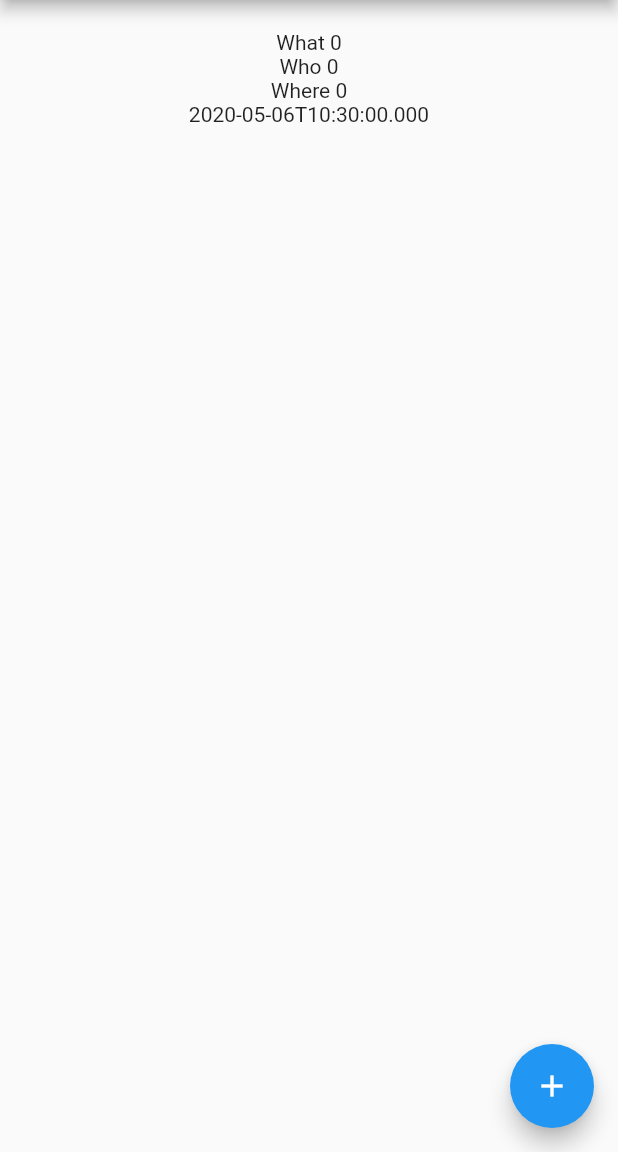
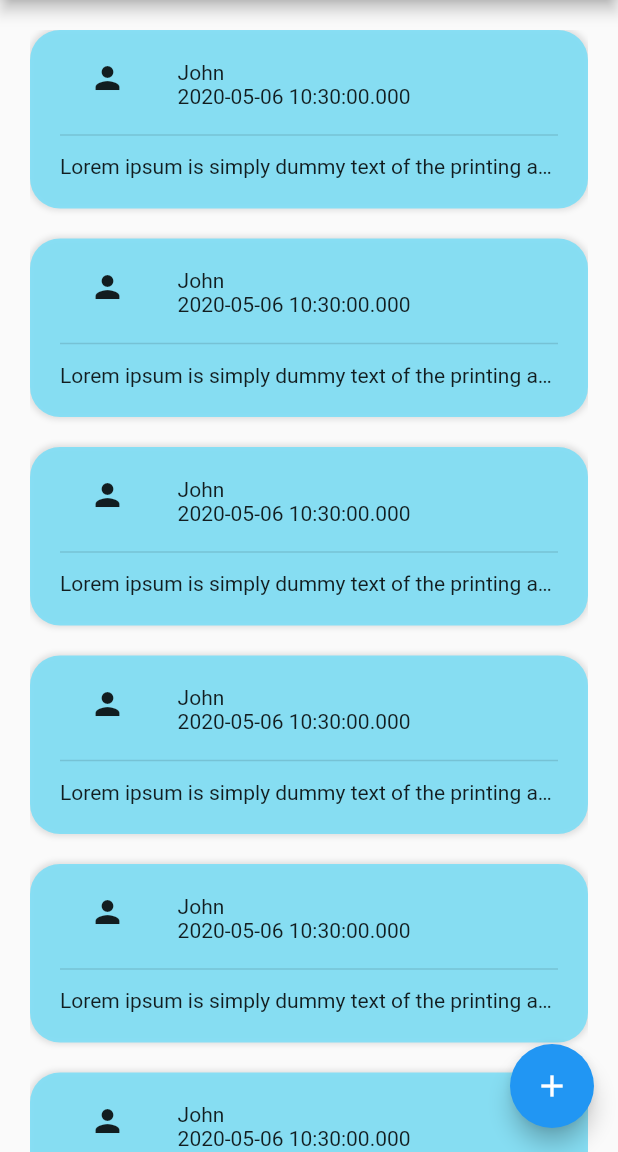
Before and after one commit to Libranner/feed_app, a Flutter app: the screen it shows after launch, on a phone screen of 412 x 824 dp, the part 84-1236 px from its top. Run offline on Flutter 3.47's test engine with Material 2 defaults, Android fonts, the phone set to English and light mode, and no system bars; our stand-ins replace bloc, datetime_picker_formfield, equatable, flutter_bloc.

Commit message:
UI improvements

```diff
--- a/lib/screens/feed_screen.dart
+++ b/lib/screens/feed_screen.dart
@@ -46,9 +46,6 @@ class _FeedScreenState extends State<FeedScreen> {
       useRootNavigator: false,
     );
 
-    print(activity);
-    print(_currentFeed);
-
     if (activity != null) {
       _feedBloc.add(AddActivityToFeed(
         feed: _currentFeed,
@@ -81,7 +78,7 @@ class _FeedScreenState extends State<FeedScreen> {
         if (state is FeedLoaded) {
           _currentFeed = state.feed;
           return Padding(
-            padding: const EdgeInsets.all(20.0),
+            padding: const EdgeInsets.fromLTRB(20.0, 20.0, 20.0, 0.0),
             child: ListView.separated(
               itemBuilder: (_, index) => _buildActivityContainer(
                 state.feed.activities[index],
@@ -123,13 +120,61 @@ class _FeedScreenState extends State<FeedScreen> {
               : _showActivityDetail(activity);
         },
         child: Container(
-          child: Column(
-            children: [
-              Text(activity.what),
-              Text(activity.who),
-              Text(activity.where),
-              Text(activity.when.toIso8601String()),
-            ],
+          decoration: BoxDecoration(
+              borderRadius: BorderRadius.circular(20.0),
+              color: const Color.fromRGBO(113, 221, 248, 0.8),
+              boxShadow: [
+                BoxShadow(
+                  color: Colors.black12,
+                  blurRadius: 3.0,
+                  spreadRadius: 0.7,
+                  offset: const Offset(0, 0),
+                )
+              ]),
+          child: Padding(
+            padding: const EdgeInsets.all(20.0),
+            child: Column(
+              crossAxisAlignment: CrossAxisAlignment.stretch,
+              mainAxisSize: MainAxisSize.min,
+              children: <Widget>[
+                Row(
+                  crossAxisAlignment: CrossAxisAlignment.start,
+                  mainAxisSize: MainAxisSize.min,
+                  children: <Widget>[
+                    Expanded(
+                      flex: 1,
+                      child: Container(
+                        child: Icon(Icons.person),
+                      ),
+                    ),
+                    const SizedBox(width: 15.0),
+                    Expanded(
+                      flex: 4,
+                      child: Column(
+                        mainAxisAlignment: MainAxisAlignment.start,
+                        crossAxisAlignment: CrossAxisAlignment.start,
+                        children: <Widget>[
+                          Text(activity.who),
+                          Text(activity.when.toString()),
+                        ],
+                      ),
+                    ),
+                  ],
+                ),
+                const SizedBox(height: 10.0),
+                Column(
+                  children: <Widget>[
+                    const Divider(thickness: 1.0),
+                    const SizedBox(height: 5.0),
+                    Text(
+                      activity.what,
+                      overflow: TextOverflow.ellipsis,
+                      maxLines: 1,
+                    ),
+                  ],
+                ),
+              ],
+            ),
           ),
         ),
       );
@@ -147,12 +192,13 @@ class FeedTestRepository implements FeedRepository {
   @override
   Future<Feed> getFeed() async {
     await Future.delayed(Duration(seconds: 2));
-    final acitivies = List.generate(1, (id) {
+    final acitivies = List.generate(100, (id) {
       return Activity(
         id: id,
-        who: "Who $id",
-        what: "What $id",
-        where: "Where $id",
+        who: "John",
+        what:
+            "Lorem ipsum is simply dummy text of the printing and typesetting industry. Lorem Ipsum has been the industry's standard dummy text ever since the 1500s, when an unknown printer took a galley of type and scrambled it to make a type specimen book. It has survived not only five centuries, but also the leap",
+        where: "Cool Place",
         when: DateTime.now(),
       );
     });
```
Also changed, not shown: lib/screens/activity/activity_detail_modal.dart (+14 -6 lines).
